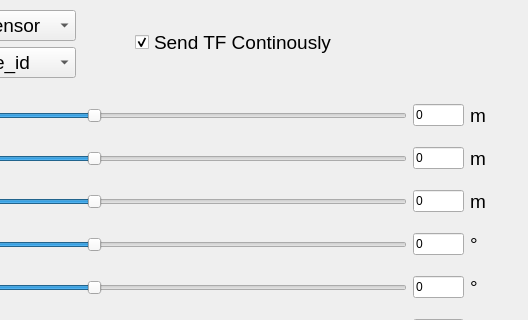
This is src/tf2_gui_tools/ui/mainwindow.ui in HuaTsai/ROS2-TF-Tools as Qt 5 draws it before an edit; both pictures show x 295 to 823 and y 0 to 320 of the 823 by 685 pixel window. The edited form follows.
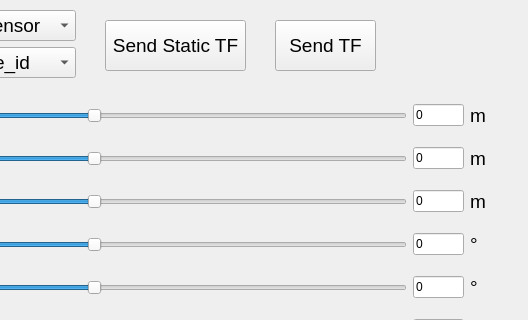
This is the edited form.

Commit message: feat: multiple sensors, static/dynamic tf

```diff
--- a/src/tf2_gui_tools/ui/mainwindow.ui
+++ b/src/tf2_gui_tools/ui/mainwindow.ui
@@ -468,27 +468,6 @@
      <enum>Qt::Horizontal</enum>
     </property>
    </widget>
-   <widget class="QCheckBox" name="ckb_cont">
-    <property name="geometry">
-     <rect>
-      <x>430</x>
-      <y>30</y>
-      <width>201</width>
-      <height>25</height>
-     </rect>
-    </property>
-    <property name="font">
-     <font>
-      <pointsize>14</pointsize>
-     </font>
-    </property>
-    <property name="text">
-     <string>Send TF Continously</string>
-    </property>
-    <property name="checked">
-     <bool>true</bool>
-    </property>
-   </widget>
    <widget class="QWidget" name="horizontalLayoutWidget">
     <property name="geometry">
      <rect>
@@ -796,6 +775,57 @@
      <string/>
     </property>
    </widget>
+   <widget class="QPushButton" name="btn_sendstf">
+    <property name="geometry">
+     <rect>
+      <x>400</x>
+      <y>20</y>
+      <width>141</width>
+      <height>51</height>
+     </rect>
+    </property>
+    <property name="font">
+     <font>
+      <pointsize>14</pointsize>
+     </font>
+    </property>
+    <property name="text">
+     <string>Send Static TF</string>
+    </property>
+   </widget>
+   <widget class="QPushButton" name="btn_sendtf">
+    <property name="enabled">
+     <bool>true</bool>
+    </property>
+    <property name="geometry">
+     <rect>
+      <x>570</x>
+      <y>20</y>
+      <width>101</width>
+      <height>51</height>
+     </rect>
+    </property>
+    <property name="font">
+     <font>
+      <pointsize>14</pointsize>
+     </font>
+    </property>
+    <property name="text">
+     <string>Send TF</string>
+    </property>
+    <property name="checkable">
+     <bool>false</bool>
+    </property>
+    <property name="autoDefault">
+     <bool>false</bool>
+    </property>
+    <property name="default">
+     <bool>false</bool>
+    </property>
+    <property name="flat">
+     <bool>false</bool>
+    </property>
+   </widget>
   </widget>
   <widget class="QMenuBar" name="menubar">
    <property name="geometry">
```
Left out of the diff: 22 changed lines with no effect on the pictures. The commit also changes 5 other files.
